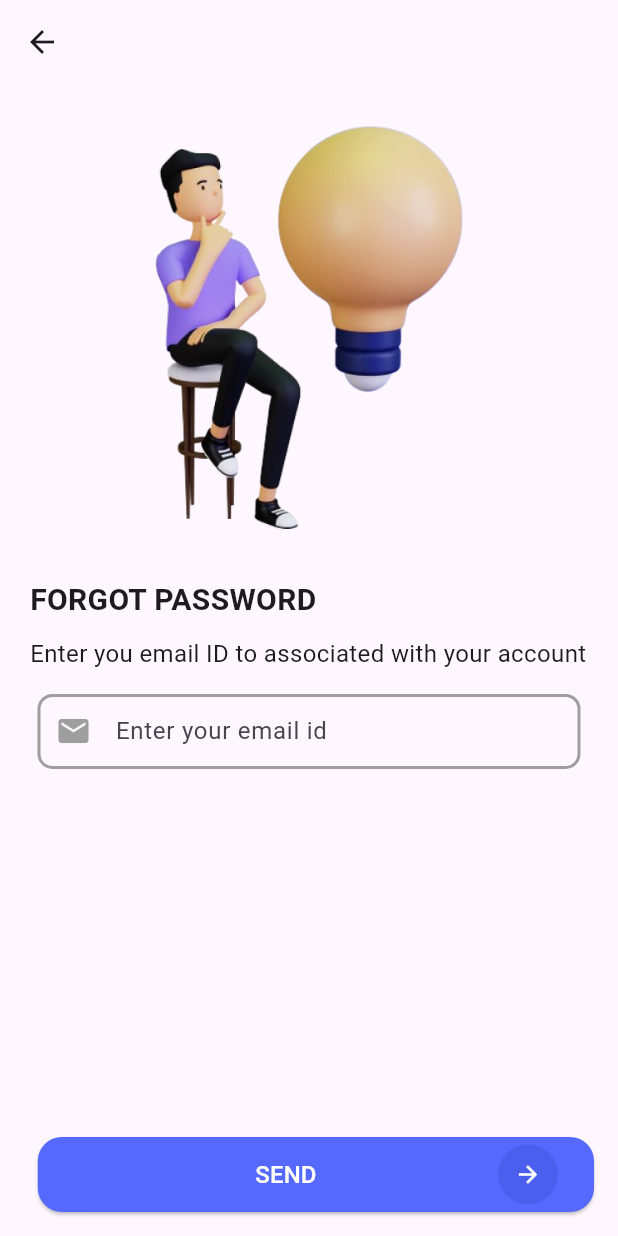
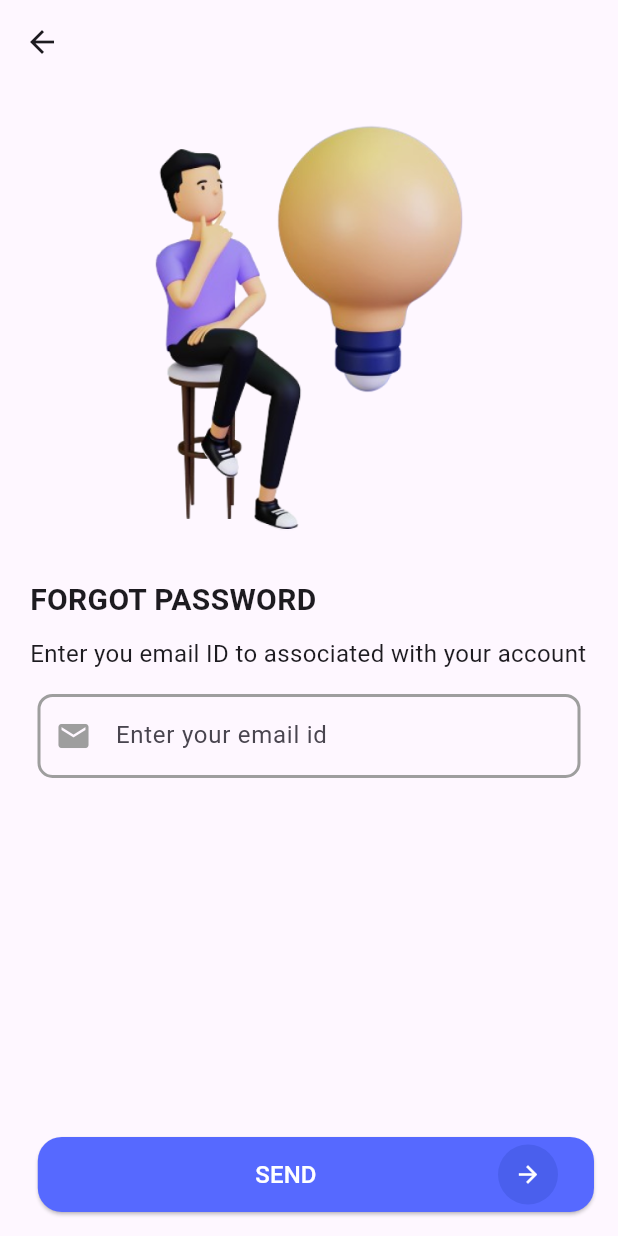
Before and after one commit to shisath/winngoo, a Flutter app: the screen it shows after launch, after a tap on "Forget Password?", on a phone screen of 412 x 824 dp. Run offline on Flutter 3.47's test engine with Material 3 defaults, Android fonts, the light colour scheme and no system bars; our stand-ins replace get, image_picker, pin_code_fields, velocity_x; network calls fail.

Commit message:
Update context for all common text field

```diff
--- a/lib/common_file/widgets.dart
+++ b/lib/common_file/widgets.dart
@@ -247,10 +247,12 @@ Widget textField(
     obscureText,
     void Function()? ontab,
     void Function(String)? onFieldSubmited,
+    required BuildContext context,
     key}) {
   return Padding(
     padding: const EdgeInsets.all(5.0),
     child: Column(
+      mainAxisSize: MainAxisSize.min,
       crossAxisAlignment: CrossAxisAlignment.start,
       children: [
         heading != null
@@ -264,9 +266,7 @@ Widget textField(
                 ),
               )
             : Container(),
-        SizedBox(
-          height: 50,
-          child: TextFormField(
+        TextFormField(
           obscureText: obscureText ?? false,
           onTap: ontab,
           focusNode: focusNode,
@@ -285,7 +285,6 @@ Widget textField(
           keyboardType: getInputSettings(type: label)["keyboardType"],
           inputFormatters: getInputSettings(type: label)["inputFormatters"],
           onFieldSubmitted: onFieldSubmited,
-          ),
         ),
       ],
     ),
--- a/lib/enterNewPassword/enter_new_password_Widget.dart
+++ b/lib/enterNewPassword/enter_new_password_Widget.dart
@@ -4,7 +4,7 @@ import 'package:winggoo/common_file/functions.dart';
 import 'package:winggoo/common_file/getXcontroller.dart';
 import 'package:winggoo/common_file/widgets.dart';
 
-Widget enterNewPassword() {
+Widget enterNewPassword({required BuildContext context}) {
   return Obx(
     () => Padding(
       padding: const EdgeInsets.symmetric(horizontal: 10),
@@ -18,6 +18,7 @@ Widget enterNewPassword() {
           style: TextStyle(fontSize: contentSize),
         ),
         textField(
+            context: context,
             heading: "Enter email",
             label: "",
             hint: "",
@@ -39,6 +40,7 @@ Widget enterNewPassword() {
                   .requestFocus(enterNewPasswordController.passwordFocusNode);
             }),
         textField(
+            context: context,
             obscureText: enterNewPasswordController.passwordObsecure.value,
             suffixIcon: IconButton(
                 onPressed: () {
@@ -75,6 +77,7 @@ Widget enterNewPassword() {
                   enterNewPasswordController.confirmPasswordFocusNode);
             }),
         textField(
+            context: context,
             obscureText:
                 enterNewPasswordController.confirmPasswordObsecure.value,
             suffixIcon: IconButton(
--- a/lib/enterNewPassword/enter_new_password_screen.dart
+++ b/lib/enterNewPassword/enter_new_password_screen.dart
@@ -33,7 +33,7 @@ class _EnterNewPasswordScreenState extends State<EnterNewPasswordScreen> {
                 // height: MediaQuery.sizeOf(context).height * 0.4,
               ),
             ),
-            enterNewPassword()
+            enterNewPassword(context: context)
           ],
         ),
       ),
--- a/lib/forgotPassword/forgot_password_Widget.dart
+++ b/lib/forgotPassword/forgot_password_Widget.dart
@@ -4,7 +4,7 @@ import 'package:winggoo/common_file/functions.dart';
 import '../common_file/getXcontroller.dart';
 import '../common_file/widgets.dart';
 
-Widget forgotPasswordWidget() {
+Widget forgotPasswordWidget({required BuildContext context}) {
   return Padding(
     padding: const EdgeInsets.symmetric(horizontal: 20),
     child: Column(
@@ -25,6 +25,7 @@ Widget forgotPasswordWidget() {
           height: 10,
         ),
         textField(
+            context: context,
             label: "Enter your email id",
             hint: "",
             prefixIcon: const Icon(
--- a/lib/forgotPassword/forgot_password_screen.dart
+++ b/lib/forgotPassword/forgot_password_screen.dart
@@ -32,7 +32,7 @@ class _ForgotPasswordScreenState extends State<ForgotPasswordScreen> {
                 height: MediaQuery.sizeOf(context).height * 0.4,
               ),
             ),
-            forgotPasswordWidget()
+            forgotPasswordWidget(context: context)
           ],
         ),
       ),
--- a/lib/logIn/login_screen.dart
+++ b/lib/logIn/login_screen.dart
@@ -28,8 +28,8 @@ class _LogInScreenState extends State<LogInScreen> {
               height: 20,
             ),
             Padding(
-              padding: const EdgeInsets.symmetric(horizontal: 20),
-              child: logInWidget(),
+              padding: EdgeInsets.symmetric(horizontal: 20),
+              child: logInWidget(context: context),
             ),
           ],
         ),
--- a/lib/logIn/login_widget.dart
+++ b/lib/logIn/login_widget.dart
@@ -6,8 +6,8 @@ import 'package:winggoo/common_file/getXcontroller.dart';
 import '../common_file/functions.dart';
 import '../common_file/widgets.dart';
 
-logInWidget() {
-  // final signInformKey = GlobalKey<FormState>();
+logInWidget({required BuildContext context}) {
+  final signInformKey = GlobalKey<FormState>();
 
   return Obx(
     () => Column(
@@ -24,9 +24,12 @@ logInWidget() {
         const SizedBox(
           height: 20,
         ),
-        Column(
+        Form(
+          key: signInformKey,
+          child: Column(
             children: [
               textField(
+                context: context,
                 label: "Email",
                 hint: " ",
                 prefixIcon: const Icon(
@@ -41,16 +44,19 @@ logInWidget() {
                   }
                 },
                 controller: logInController.mailController,
-              // focusNode: signInController.mailFocusNode,
+                // focusNode: logInController.mailFocusNode,
                 // onFieldSubmited: (val) {
-              //   FocusScope.of(Get.context!)
-              //       .requestFocus(signInController.passwordFocusNode);
+                //   WidgetsBinding.instance.addPostFrameCallback((_) {
+                //     FocusScope.of(context)
+                //         .requestFocus(logInController.passwordFocusNode);
+                //   });
                 // }
               ),
               const SizedBox(
                 height: 20,
               ),
               textField(
+                context: context,
                 label: "Password",
                 hint: " ",
                 obscureText: logInController.obsecure.value,
@@ -80,9 +86,10 @@ logInWidget() {
                   }
                 },
                 controller: logInController.passwordController,
-              // focusNode: signInController.passwordFocusNode,
+                // focusNode: logInController.passwordFocusNode,
               ),
             ],
+          ),
         ),
         Padding(
           padding: const EdgeInsets.only(right: 5),
@@ -130,10 +137,10 @@ logInWidget() {
                   ),
                   TextButton(
                     onPressed: () {
-                      Get.offNamed("/signUp");
+                      Get.toNamed("/signUp");
                     },
                     child: Text(
-                      "Sign up here",
+                      "Sign up",
                       style:
                           TextStyle(color: primaryColor, fontSize: contentSize),
                     ),
--- a/lib/otp/otp_widget.dart
+++ b/lib/otp/otp_widget.dart
@@ -2,6 +2,7 @@ import 'package:flutter/material.dart';
 import 'package:get/get.dart';
 import 'package:pin_code_fields/pin_code_fields.dart';
 import 'package:velocity_x/velocity_x.dart';
+
 import '../common_file/functions.dart';
 import '../common_file/getXcontroller.dart';
 import '../common_file/widgets.dart';
@@ -16,7 +17,7 @@ otpWidget() {
           style: TextStyle(fontSize: headingSize),
         ),
         Text(
-          "We’ve send you the verification code\non +91 770834 49632",
+          "We’ve send you the verification code\n on satz@gmail.com",
           style: TextStyle(fontSize: contentSize),
         ),
         const SizedBox(
--- a/lib/resetPassword/reset_password_screen.dart
+++ b/lib/resetPassword/reset_password_screen.dart
@@ -23,7 +23,7 @@ class _ResetPasswordScreenState extends State<ResetPasswordScreen> {
             const SizedBox(
               height: 30,
             ),
-            resetPasswordWidget()
+            resetPasswordWidget(context: context)
           ],
         ),
       ),
--- a/lib/resetPassword/reset_password_widget.dart
+++ b/lib/resetPassword/reset_password_widget.dart
@@ -1,10 +1,11 @@
 import 'package:flutter/material.dart';
 import 'package:get/get.dart';
+
 import '../common_file/functions.dart';
 import '../common_file/getXcontroller.dart';
 import '../common_file/widgets.dart';
 
-resetPasswordWidget() {
+resetPasswordWidget({required BuildContext context}) {
   return Column(
     crossAxisAlignment: CrossAxisAlignment.start,
     children: [
@@ -19,6 +20,7 @@ resetPasswordWidget() {
       Padding(
         padding: const EdgeInsets.symmetric(vertical: 20),
         child: textField(
+            context: context,
             label: "Email",
             hint: "Eg.sk@gmail.com",
             prefixIcon: const Icon(
@@ -45,6 +47,7 @@ resetPasswordWidget() {
       Padding(
         padding: const EdgeInsets.symmetric(vertical: 10),
         child: textField(
+            context: context,
             label: "Phone Number",
             hint: "",
             prefixIcon: const Icon(
--- a/lib/signup/signUp_screen.dart
+++ b/lib/signup/signUp_screen.dart
@@ -39,7 +39,7 @@ class _SignUpScreenState extends State<SignUpScreen> {
                 ),
               ),
               height: 120.0),
-          Expanded(child: signUpWidget()),
+          Expanded(child: signUpWidget(context: context)),
         ],
       ),
     );
```
Also changed, not shown: lib/common_file/winngoo_widgets/winngoo_dialogBox.dart (+10 -0 lines), lib/logIn/login_controller.dart (+7 -0 lines), lib/signup/signup_widget.dart (+76 -34 lines). Lines whose indentation alone changed are shown as unchanged.
